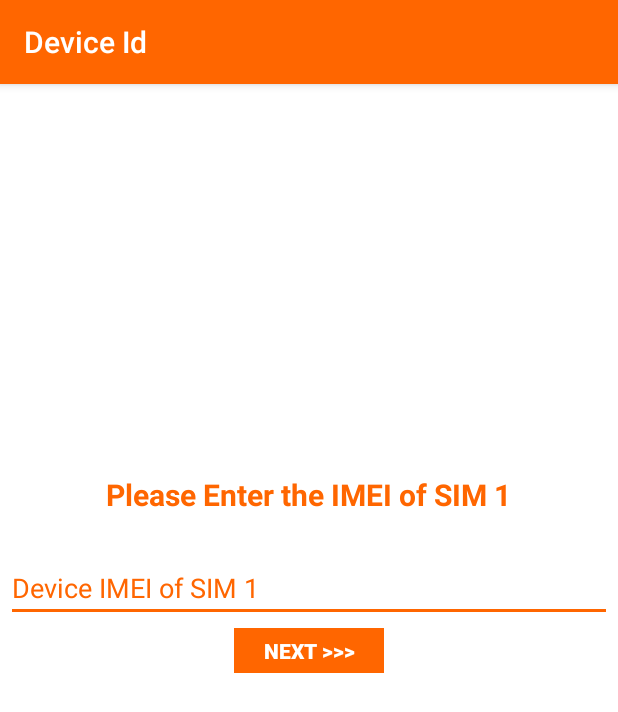
After one commit to ebrym/CourierPlusMobile, an Android app: the deviceIdActivity screen opened directly, with no data from a screen before it, on a phone screen of 412 x 824 dp. The commit adds this screen. Shown: the top 712 px of the screen. Run offline under Robolectric (Android 15) with nearby library versions, the phone set to English and light mode, and no system bars; network calls fail.

Commit message:
Modifications for android 9 and above

```diff
--- a/app/build.gradle
+++ b/app/build.gradle
@@ -6,7 +6,7 @@ android {
     defaultConfig {
         applicationId "com.courierplus.mobile"
         minSdkVersion 14
-        targetSdkVersion 28
+        targetSdkVersion 26
         versionCode 1
         versionName "1.0.0"
         testInstrumentationRunner "android.support.test.runner.AndroidJUnitRunner"
--- /dev/null
+++ b/app/src/main/java/com/courierplus/mobile/deviceIdActivity.java
@@ -0,0 +1,58 @@
+package com.courierplus.mobile;
+
+import android.app.Activity;
+import android.app.Dialog;
+import android.app.ProgressDialog;
+import android.content.Intent;
+import android.os.Bundle;
+import android.support.v7.app.AppCompatActivity;
+import android.view.View;
+import android.view.Window;
+import android.widget.Button;
+import android.widget.EditText;
+import android.widget.Toast;
+
+public class deviceIdActivity extends AppCompatActivity  {
+
+		public Activity c;
+		public Dialog d;
+		public Button btnSubmit;
+		public EditText txtDeviceId;
+
+//		public deviceIdActivity(Activity a) {
+//			super(a);
+//			// TODO Auto-generated constructor stub
+//			c = a;
+//		}
+
+		@Override
+		protected void onCreate(Bundle savedInstanceState) {
+			super.onCreate(savedInstanceState);
+			requestWindowFeature(Window.FEATURE_NO_TITLE);
+			setContentView(R.layout.activity_deviceid);
+
+
+			txtDeviceId = (EditText)findViewById(R.id.txtDeviceId);
+
+			btnSubmit = (Button)findViewById(R.id.btnSubmit);
+			btnSubmit.setOnClickListener(new View.OnClickListener() {
+
+				public void onClick(View v) {
+					// TODO Auto-generated method stub
+					String deviceId = txtDeviceId.getText().toString();
+					if(!deviceId.isEmpty()){
+						Global.globalDeviceIMEI  = deviceId;
+						Intent i = new Intent(deviceIdActivity.this, LoginActivity.class);
+						startActivity(i);
+						finish();
+					}
+					else
+						Global.AssetDialog("Please Enter IMEI of SIM 1!!!", deviceIdActivity.this).create().show();
+
+
+				}
+			});
+		}
+
+
+	}
--- /dev/null
+++ b/app/src/main/res/layout/activity_deviceid.xml
@@ -0,0 +1,58 @@
+<?xml version="1.0" encoding="utf-8"?>
+<LinearLayout xmlns:android="http://schemas.android.com/apk/res/android"
+    xmlns:tools="http://schemas.android.com/tools"
+    android:layout_width="fill_parent"
+android:layout_height="fill_parent"
+android:background="@color/colorWhite"
+android:orientation="vertical"
+    tools:ignore="MissingDefaultResource">
+
+    <View
+        android:layout_height="250dp"
+        android:background="@color/colorWhite"
+        android:layout_width="fill_parent" />
+    <TextView
+        android:id="@+id/txt_dia"
+        android:layout_width="wrap_content"
+        android:layout_height="wrap_content"
+        android:layout_gravity="center"
+        android:layout_margin="10dp"
+        android:text="Please Enter the IMEI of SIM 1"
+        android:textColor="@color/colorPrimaryDark"
+        android:textSize="20dp"
+        android:textStyle="bold" />
+
+    <EditText
+        android:id="@+id/txtDeviceId"
+        android:layout_width="match_parent"
+        android:layout_height="wrap_content"
+        android:layout_marginLeft="4dp"
+        android:layout_marginTop="16dp"
+        android:layout_marginRight="4dp"
+        android:layout_marginBottom="4dp"
+        android:hint="Device IMEI of SIM 1"
+        android:inputType="text"
+        android:textColor="@color/colorPrimary"
+        android:textColorHint="@color/colorPrimary" />
+
+    <LinearLayout
+    android:layout_width="wrap_content"
+    android:layout_height="wrap_content"
+    android:layout_gravity="center"
+    android:background="#3E80B4"
+    android:orientation="horizontal" >
+
+    <Button
+        android:id="@+id/btnSubmit"
+        android:layout_width="100dp"
+        android:layout_height="30dp"
+        android:background="@color/colorPrimary"
+        android:clickable="true"
+        android:text="Next >>>"
+        android:textColor="@color/colorWhite"
+        android:textStyle="bold" />
+
+
+</LinearLayout>
+
+</LinearLayout>
```
Also changed, not shown: app/src/main/AndroidManifest.xml (+8 -2 lines), app/src/main/java/com/courierplus/mobile/LoginActivity.java (+12 -18 lines), app/src/main/java/com/courierplus/mobile/MainActivity.java (+27 -6 lines), 1 other file.
